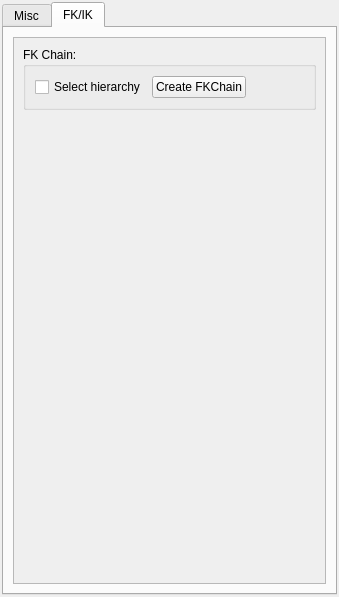
First picture: the form in 00_wip/SmartRig/MyMayaScripts/UI_myMayaScripts.ui, repository nicolasboselli/DEV_pymel, before the edit.
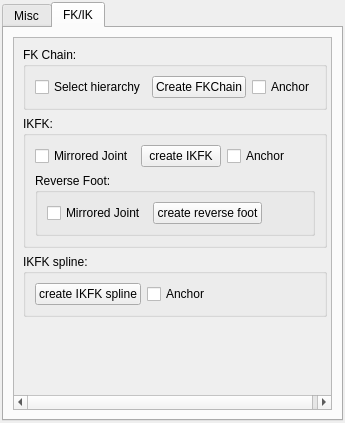
Second picture: the form after the edit. The open tabs and pages were chosen to show the change.

```diff
--- a/00_wip/SmartRig/MyMayaScripts/UI_myMayaScripts.ui
+++ b/00_wip/SmartRig/MyMayaScripts/UI_myMayaScripts.ui
@@ -6,8 +6,8 @@
    <rect>
     <x>0</x>
     <y>0</y>
-    <width>339</width>
-    <height>597</height>
+    <width>345</width>
+    <height>423</height>
    </rect>
   </property>
   <property name="windowTitle">
@@ -1233,8 +1233,8 @@
            <rect>
             <x>0</x>
             <y>0</y>
-            <width>292</width>
-            <height>634</height>
+            <width>315</width>
+            <height>373</height>
            </rect>
           </property>
           <layout class="QVBoxLayout" name="verticalLayout_19">
@@ -1258,6 +1258,13 @@
                 </property>
                </widget>
               </item>
+              <item>
+               <widget class="QCheckBox" name="FKanchor_cb">
+                <property name="text">
+                 <string>Anchor</string>
+                </property>
+               </widget>
+              </item>
               <item>
                <spacer name="horizontalSpacer_16">
                 <property name="orientation">
@@ -1274,6 +1281,129 @@
              </layout>
             </widget>
            </item>
+           <item>
+            <widget class="QGroupBox" name="ikfk_grp">
+             <property name="title">
+              <string>IKFK:</string>
+             </property>
+             <layout class="QVBoxLayout" name="verticalLayout">
+              <item>
+               <layout class="QHBoxLayout" name="horizontalLayout_18">
+                <item>
+                 <widget class="QCheckBox" name="mirrorJnt_cb">
+                  <property name="text">
+                   <string>Mirrored Joint</string>
+                  </property>
+                 </widget>
+                </item>
+                <item>
+                 <widget class="QPushButton" name="ikfk_pb">
+                  <property name="text">
+                   <string>create IKFK</string>
+                  </property>
+                 </widget>
+                </item>
+                <item>
+                 <widget class="QCheckBox" name="IKFKanchor_cb">
+                  <property name="text">
+                   <string>Anchor</string>
+                  </property>
+                 </widget>
+                </item>
+                <item>
+                 <spacer name="horizontalSpacer_18">
+                  <property name="orientation">
+                   <enum>Qt::Horizontal</enum>
+                  </property>
+                  <property name="sizeHint" stdset="0">
+                   <size>
+                    <width>40</width>
+                    <height>20</height>
+                   </size>
+                  </property>
+                 </spacer>
+                </item>
+               </layout>
+              </item>
+              <item>
+               <widget class="QGroupBox" name="revfoot_grp">
+                <property name="title">
+                 <string>Reverse Foot:</string>
+                </property>
+                <layout class="QHBoxLayout" name="horizontalLayout_16">
+                 <item>
+                  <widget class="QCheckBox" name="revFootMirror_cb">
+                   <property name="text">
+                    <string>Mirrored Joint</string>
+                   </property>
+                  </widget>
+                 </item>
+                 <item>
+                  <widget class="QPushButton" name="revFoot_pb">
+                   <property name="text">
+                    <string>create reverse foot</string>
+                   </property>
+                  </widget>
+                 </item>
+                 <item>
+                  <spacer name="horizontalSpacer_20">
+                   <property name="orientation">
+                    <enum>Qt::Horizontal</enum>
+                   </property>
+                   <property name="sizeHint" stdset="0">
+                    <size>
+                     <width>40</width>
+                     <height>20</height>
+                    </size>
+                   </property>
+                  </spacer>
+                 </item>
+                </layout>
+               </widget>
+              </item>
+             </layout>
+            </widget>
+           </item>
+           <item>
+            <widget class="QGroupBox" name="ikfkSpline_grp">
+             <property name="title">
+              <string>IKFK spline:</string>
+             </property>
+             <layout class="QVBoxLayout" name="verticalLayout_2">
+              <item>
+               <layout class="QHBoxLayout" name="horizontalLayout_19">
+                <item>
+                 <widget class="QPushButton" name="ikfkSpline_pb">
+                  <property name="text">
+                   <string>create IKFK spline</string>
+                  </property>
+                 </widget>
+                </item>
+                <item>
+                 <widget class="QCheckBox" name="IKFKspline_cb">
+                  <property name="text">
+                   <string>Anchor</string>
+                  </property>
+                 </widget>
+                </item>
+                <item>
+                 <spacer name="horizontalSpacer_21">
+                  <property name="orientation">
+                   <enum>Qt::Horizontal</enum>
+                  </property>
+                  <property name="sizeHint" stdset="0">
+                   <size>
+                    <width>40</width>
+                    <height>20</height>
+                   </size>
+                  </property>
+                 </spacer>
+                </item>
+               </layout>
+              </item>
+             </layout>
+            </widget>
+           </item>
            <item>
             <spacer name="verticalSpacer_2">
              <property name="orientation">
```
Left out of the diff: 6 changed lines with no effect on the pictures.
